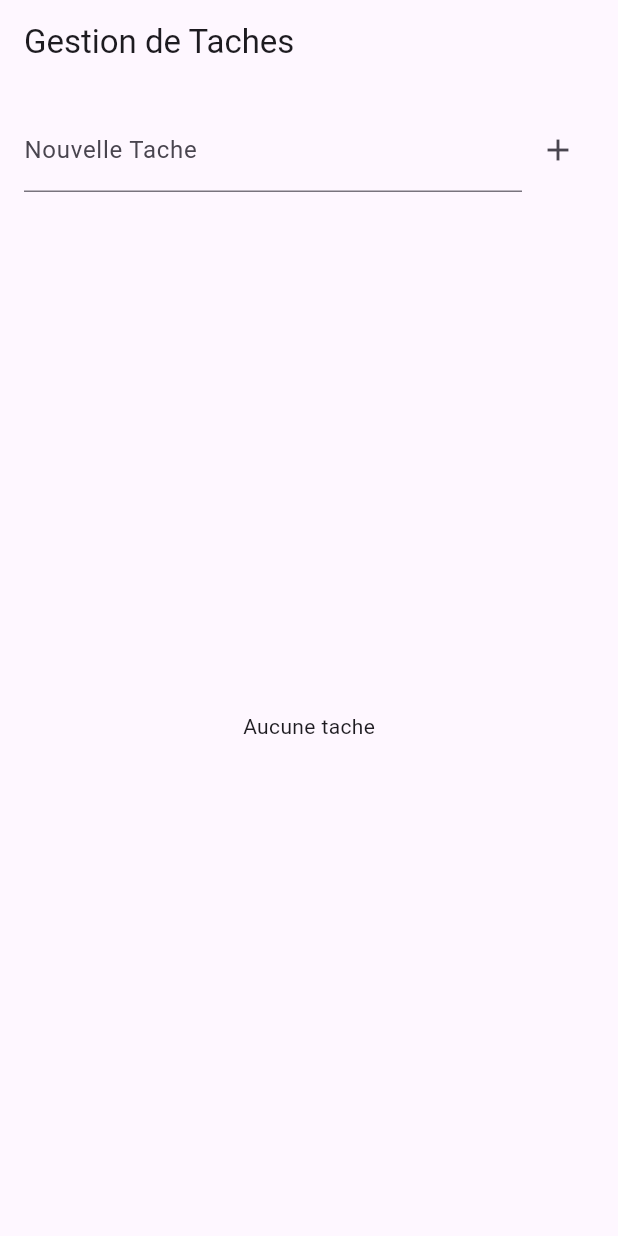
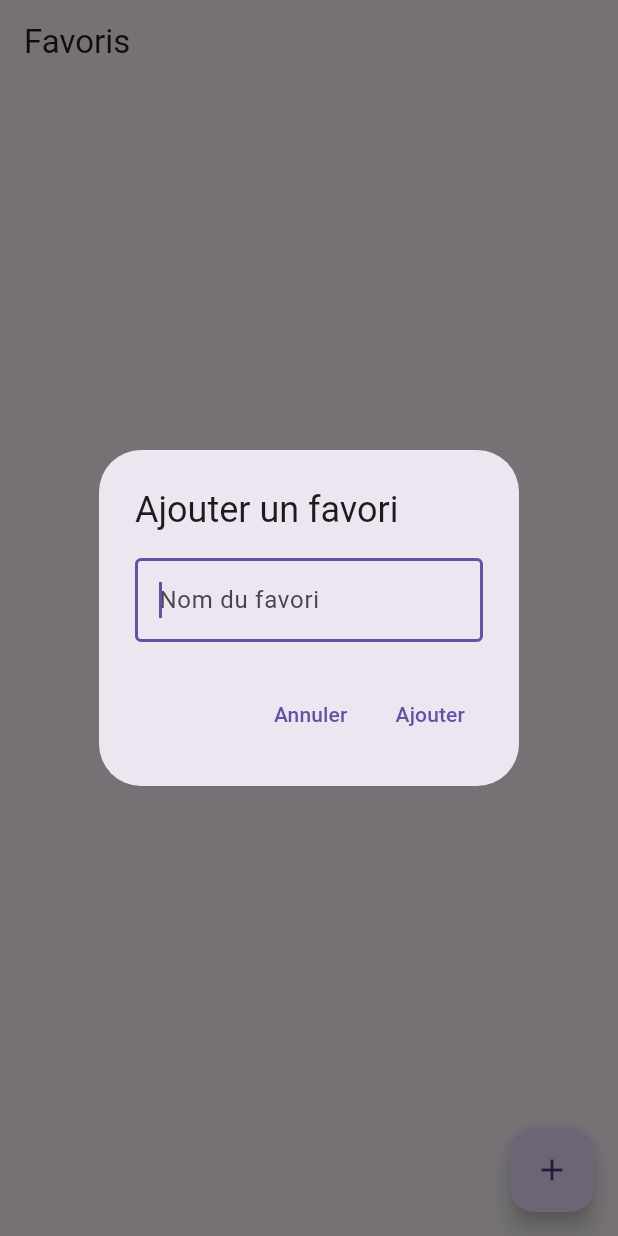
Before and after one commit to Nahary007/flutterLearning, a Flutter app: the screen it shows after launch, after a tap on the "add" icon, on a phone screen of 412 x 824 dp. Run offline on Flutter 3.47's test engine with Material 3 defaults, Android fonts, the phone set to English and light mode, and no system bars; our stand-ins replace flutter_bloc, flutter_riverpod.

Commit message:
Learn about riverpod and doing GestionFavoris

```diff
--- /dev/null
+++ b/lib/Exercice/GestionFavoris.dart
@@ -0,0 +1,106 @@
+import 'package:flutter/material.dart';
+import 'package:flutter_riverpod/flutter_riverpod.dart';
+
+// Définir le provider
+final favorisProvider = StateNotifierProvider<FavorisNotifier, List<String>>(
+      (ref) => FavorisNotifier(),
+);
+
+// StateNotifier pour gérer les favoris
+class FavorisNotifier extends StateNotifier<List<String>> {
+  FavorisNotifier() : super([]);
+
+  void ajouterFavori(String favori) {
+    if (favori.isNotEmpty && !state.contains(favori)) {
+      state = [...state, favori];
+    }
+  }
+
+  void supprimerFavori(int index) {
+    if (index >= 0 && index < state.length) {
+      final newList = List<String>.from(state);
+      newList.removeAt(index);
+      state = newList;
+    }
+  }
+}
+
+// Widget pour afficher les favoris
+class FavorisPage extends ConsumerWidget {
+  const FavorisPage({Key? key}) : super(key: key);
+
+  @override
+  Widget build(BuildContext context, WidgetRef ref) {
+    final favoris = ref.watch(favorisProvider);
+
+    return Scaffold(
+      appBar: AppBar(
+        title: const Text('Favoris'),
+      ),
+      body: favoris.isEmpty
+          ? const Center(
+        child: Text(
+          'Aucun favori ajouté',
+          style: TextStyle(fontSize: 18, color: Colors.grey),
+        ),
+      )
+          : ListView.builder(
+        itemCount: favoris.length,
+        itemBuilder: (context, index) {
+          return ListTile(
+            title: Text(favoris[index]),
+            trailing: IconButton(
+              icon: const Icon(Icons.remove_circle),
+              onPressed: () {
+                ref.read(favorisProvider.notifier).supprimerFavori(index);
+              },
+            ),
+          );
+        },
+      ),
+      floatingActionButton: FloatingActionButton(
+        onPressed: () {
+          _afficherDialogAjouter(context, ref);
+        },
+        child: const Icon(Icons.add),
+      ),
+    );
+  }
+
+  void _afficherDialogAjouter(BuildContext context, WidgetRef ref) {
+    final TextEditingController controller = TextEditingController();
+
+    showDialog(
+      context: context,
+      builder: (context) => AlertDialog(
+        title: const Text('Ajouter un favori'),
+        content: TextField(
+          controller: controller,
+          decoration: const InputDecoration(
+            hintText: 'Nom du favori',
+            border: OutlineInputBorder(),
+          ),
+          autofocus: true,
+        ),
+        actions: [
+          TextButton(
+            onPressed: () {
+              Navigator.pop(context);
+            },
+            child: const Text('Annuler'),
+          ),
+          TextButton(
+            onPressed: () {
+              final nouveauFavori = controller.text.trim();
+              if (nouveauFavori.isNotEmpty) {
+                ref.read(favorisProvider.notifier).ajouterFavori(nouveauFavori);
+                Navigator.pop(context);
+              }
+            },
+            child: const Text('Ajouter'),
+          ),
+        ],
+      ),
+    );
+  }
+}
--- a/lib/main.dart
+++ b/lib/main.dart
@@ -1,13 +1,12 @@
 import 'package:flutter/material.dart';
 import 'package:flutter_bloc/flutter_bloc.dart';
-import 'Exercice/tache_bloc.dart';
-import 'Exercice/tache_page.dart';
+import 'package:flutter_riverpod/flutter_riverpod.dart';
+import 'Exercice/GestionFavoris.dart';
 
 void main() {
   runApp(
-    BlocProvider(
-      create: (context) => TacheBloc(),
-      child: const MonApp(),
+    ProviderScope(
+        child: MonApp()
     )
   );
 }
@@ -20,7 +19,7 @@ class MonApp extends StatelessWidget {
     return MaterialApp(
       debugShowCheckedModeBanner: false,
       theme: ThemeData(primarySwatch: Colors.blue),
-      home: TachePage(),
+      home: FavorisPage(),
     );
   }
 }
--- a/pubspec.yaml
+++ b/pubspec.yaml
@@ -14,6 +14,7 @@ dependencies:
   provider: ^6.0.0
   flutter_bloc: ^8.0.0
   bloc: ^8.0.0
+  flutter_riverpod: ^2.0.0
 
 dev_dependencies:
   flutter_test:
```
Also changed, not shown: pubspec.lock.
